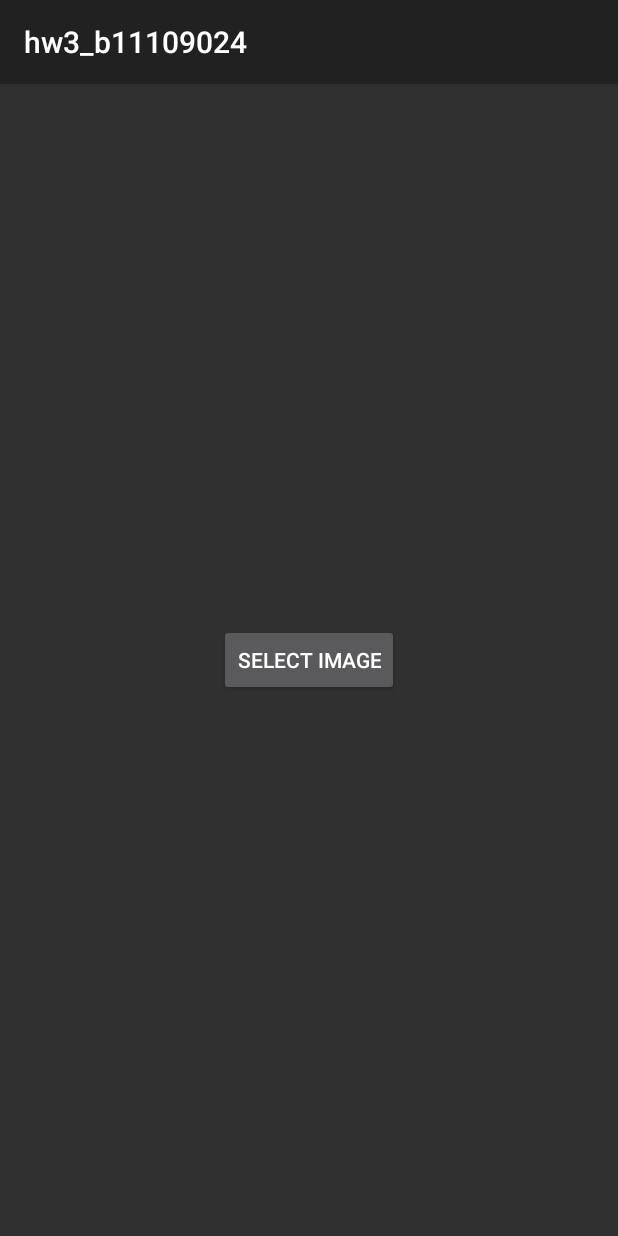
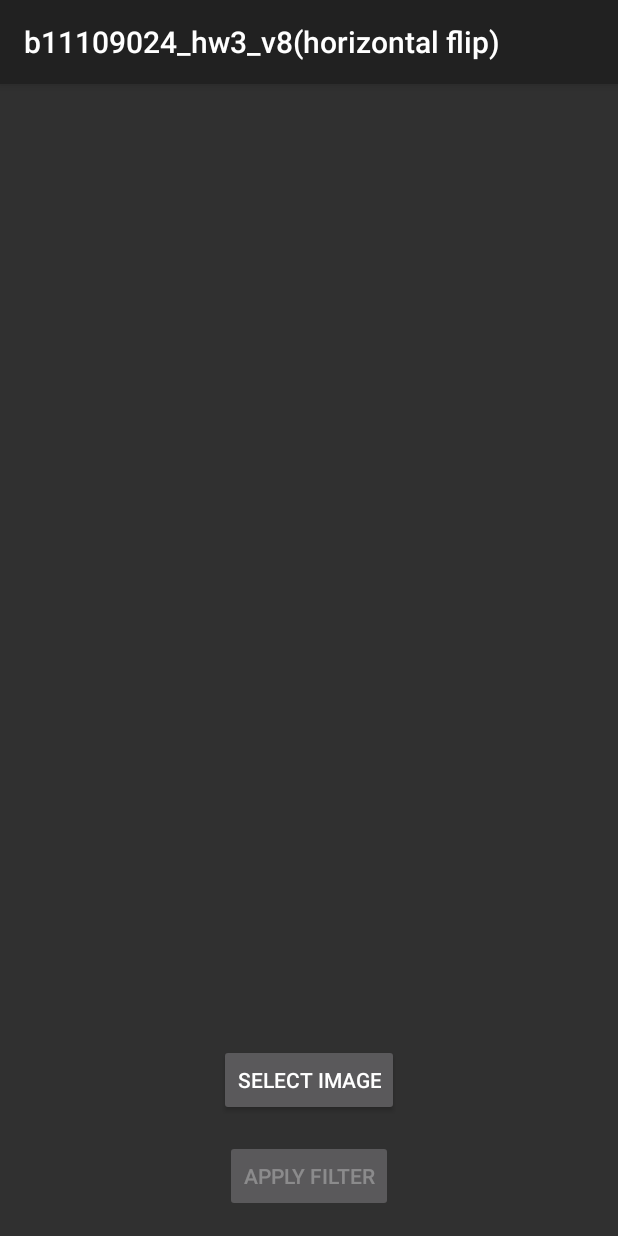
Before and after one commit to Seveness1015/hw3_b11109024, an Android app built with Jetpack Compose: the screen it shows after launch (MainActivity), on a phone screen of 412 x 824 dp. Run offline under Robolectric (Android 15) with nearby library versions, the phone set to English and light mode, and no system bars.

```diff
--- a/app/build.gradle.kts
+++ b/app/build.gradle.kts
@@ -15,6 +15,9 @@ android {
         targetSdk = 34
         versionCode = 1
         versionName = "1.0"
+
+        renderscriptTargetApi = 18
+        renderscriptSupportModeEnabled = true
 
         testInstrumentationRunner = "androidx.test.runner.AndroidJUnitRunner"
         vectorDrawables {
--- a/app/src/main/AndroidManifest.xml
+++ b/app/src/main/AndroidManifest.xml
@@ -2,7 +2,6 @@
 <manifest xmlns:android="http://schemas.android.com/apk/res/android"
     xmlns:tools="http://schemas.android.com/tools">
 
-    <!--    <uses-permission android:name="android.permission.ACCESS_NOTIFICATION_POLICY" />-->
     <uses-permission android:name="android.permission.RECEIVE_NOTIFICATIONS" />
     <uses-permission android:name="android.permission.POST_NOTIFICATIONS" />
 
@@ -19,7 +18,7 @@
         <activity
             android:name=".MainActivity"
             android:exported="true"
-            android:label="@string/app_name"
+            android:label="@string/home_page"
             android:theme="@style/Theme.AppCompat">
             <intent-filter>
                 <action android:name="android.intent.action.MAIN" />
@@ -28,7 +27,8 @@
         </activity>
     <activity
         android:name=".ImageViewActivity"
-        android:theme="@style/Theme.AppCompat.Light.NoActionBar">
+        android:theme="@style/Theme.AppCompat.Light.NoActionBar"
+        android:label="@string/filter_page">
     </activity>
 </application>
 
--- a/app/src/main/java/com/example/hw3_b11109024/MainActivity.kt
+++ b/app/src/main/java/com/example/hw3_b11109024/MainActivity.kt
@@ -1,33 +1,40 @@
 package com.example.hw3_b11109024
 
-import android.Manifest
 import android.app.Activity
 import android.content.Intent
-import android.content.pm.PackageManager
 import android.net.Uri
 import android.os.Bundle
 import android.widget.Button
+import android.widget.ImageView
 import androidx.appcompat.app.AppCompatActivity
-import androidx.core.app.ActivityCompat
-import androidx.core.content.ContextCompat
 
-@Suppress("DEPRECATION")
 class MainActivity : AppCompatActivity() {
 
     private lateinit var btnSelectImage: Button
+    private lateinit var btnApplyFilter: Button
+    private lateinit var imageView: ImageView
+
+    private var selectedImageUri: Uri? = null
 
     override fun onCreate(savedInstanceState: Bundle?) {
         super.onCreate(savedInstanceState)
         setContentView(R.layout.activity_main)
 
         btnSelectImage = findViewById(R.id.btnSelectImage)
+        btnApplyFilter = findViewById(R.id.btnApplyFilter)
+        imageView = findViewById(R.id.imageView)
 
         btnSelectImage.setOnClickListener {
-            // start picture's Intent
             val intent = Intent(Intent.ACTION_GET_CONTENT).apply {
                 type = "image/*"
             }
             startActivityForResult(intent, PICK_IMAGE_REQUEST)
+        }
+
+        btnApplyFilter.setOnClickListener {
+            selectedImageUri?.let { uri ->
+                performImageLoading(uri)
+            }
         }
     }
 
@@ -35,24 +42,17 @@ class MainActivity : AppCompatActivity() {
         private const val PICK_IMAGE_REQUEST = 1
     }
 
-    /**
-     * callback after selecting the picture
-     */
-    @Deprecated("This method has been deprecated in favor of using the Activity Result API\n which brings increased type safety via an {@link ActivityResultContract} and the prebuilt\n      contracts for common intents available in\n      {@link androidx.activity.result.contract.ActivityResultContracts}, provides hooks for\n      testing, and allow receiving results in separate, testable classes independent from your\n      activity. Use\n      {@link #registerForActivityResult(ActivityResultContract, ActivityResultCallback)}\n      with the appropriate {@link ActivityResultContract} and handling the result in the\n      {@link ActivityResultCallback#onActivityResult(Object) callback}.")
     override fun onActivityResult(requestCode: Int, resultCode: Int, data: Intent?) {
         super.onActivityResult(requestCode, resultCode, data)
         if (requestCode == PICK_IMAGE_REQUEST && resultCode == Activity.RESULT_OK && data != null) {
-            val selectedImageUri: Uri? = data.data
+            selectedImageUri = data.data
             selectedImageUri?.let { uri ->
-                // run ImageViewActivity ,throw URI
-                performImageLoading(uri)
+                imageView.setImageURI(uri)
+                btnApplyFilter.isEnabled = true
             }
         }
     }
 
-    /**
-     * add&show Picture(original) ImageViewActivity
-     */
     private fun performImageLoading(imageUri: Uri) {
         val intent = Intent(this, ImageViewActivity::class.java).apply {
             putExtra("imageUri", imageUri.toString())
--- a/app/src/main/res/layout/activity_main.xml
+++ b/app/src/main/res/layout/activity_main.xml
@@ -1,15 +1,29 @@
-<?xml version="1.0" encoding="utf-8"?>
 <LinearLayout xmlns:android="http://schemas.android.com/apk/res/android"
     android:layout_width="match_parent"
     android:layout_height="match_parent"
     android:orientation="vertical"
-    android:gravity="center">
+    android:gravity="center"
+    android:padding="16dp">
+
+    <ImageView
+        android:id="@+id/imageView"
+        android:layout_width="match_parent"
+        android:layout_height="0dp"
+        android:layout_weight="1"
+        android:scaleType="centerInside"
+        android:contentDescription="Selected image will appear here"/>
 
     <Button
         android:id="@+id/btnSelectImage"
         android:layout_width="wrap_content"
         android:layout_height="wrap_content"
-        android:text="Select Image"
-        android:onClick="selectImageOnClick" />
+        android:text="Select Image"/>
 
+    <Button
+        android:id="@+id/btnApplyFilter"
+        android:layout_width="wrap_content"
+        android:layout_height="wrap_content"
+        android:text="Apply Filter"
+        android:enabled="false"
+        android:layout_marginTop="16dp"/>
 </LinearLayout>
--- a/app/src/main/res/values/strings.xml
+++ b/app/src/main/res/values/strings.xml
@@ -1,3 +1,5 @@
 <resources>
     <string name="app_name">hw3_b11109024</string>
+    <string name="home_page">b11109024_hw3_v8(horizontal flip)</string>
+    <string name="filter_page"> Filter </string>
 </resources>
```
Also changed, not shown: app/src/main/java/com/example/hw3_b11109024/FilterWorker.kt (+55 -53 lines), app/src/main/java/com/example/hw3_b11109024/ImageViewActivity.kt (+15 -42 lines).
